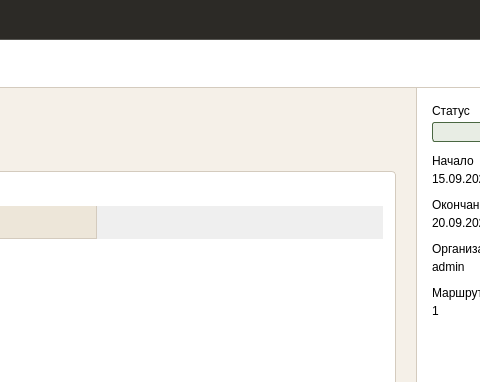
Above: ui/windows/tour_card_window.ui from nikolas-po/legends_parma before the change; both pictures show x 436 to 916 and y 0 to 382 of the 1172 by 673 pixel window. Below: the same form after it.
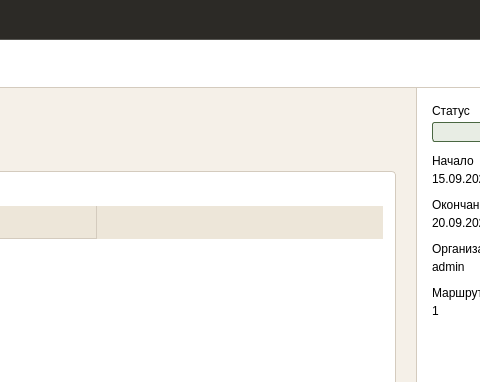
That is the form after the change. Icons and pictures are not drawn.

Diff of the .ui file:
```diff
--- a/ui/windows/tour_card_window.ui
+++ b/ui/windows/tour_card_window.ui
@@ -21,39 +21,35 @@
 #logout_btn:hover { background-color: rgba(255, 255, 255, 0.08); border: 1px solid rgba(255, 255, 255, 0.4); }
 #logout_btn:pressed { background-color: rgba(255, 255, 255, 0.12); border: 1px solid rgba(255, 255, 255, 0.5); }
 #logout_btn:focus { border: 1px dashed #F5F0E8; }
-
 #toolbarFrame { background-color: #FFFFFF; border-bottom: 1px solid #D4CBBE; }
 #btn_back { padding: 3px 9px; font-size: 12px; color: #6B6560; background: transparent; border: none; }
 #btn_back:hover { background: #F5F0E8; color: #2C2A26; }
 #lbl_toolbar_title { font-size: 14px; font-weight: 600; color: #2C2A26; margin-left: 8px; }
 #btn_change_status, #btn_edit { background: #FFFFFF; color: #2C2A26; border: 1px solid #D4CBBE; padding: 4px 10px; font-size: 12px; border-radius: 4px; }
 #btn_change_status:hover, #btn_edit:hover { background: #F5F0E8; border: 1px solid #4A6741; }
-
 #leftPanel { background-color: #F5F0E8; }
 #rightPanel { background-color: #FFFFFF; border-left: 1px solid #D4CBBE; }
-
 #lbl_main_title { font-size: 18px; font-weight: 600; color: #2C2A26; }
 #lbl_meta { font-size: 12px; color: #6B6560; }
-
 #routesFrame, #descFrame { background-color: #FFFFFF; border: 1px solid #D4CBBE; border-radius: 4px; }
 QLabel[styleClass="sectionTitle"] { font-size: 11px; font-weight: 600; color: #6B6560; margin-bottom: 8px; }
 #lbl_desc_text { font-size: 13px; color: #2C2A26; }
-
 QTableWidget { background-color: #FFFFFF; border: none; outline: none; gridline-color: #D4CBBE; }
+QHeaderView { background-color: #EDE6D9; }
 QHeaderView::section { background-color: #EDE6D9; color: #6B6560; font-size: 11px; font-weight: 600; border: none; border-bottom: 1px solid #D4CBBE; border-right: 1px solid #D4CBBE; padding: 7px 10px; text-align: left; }
+QHeaderView::section:vertical { background-color: #EDE6D9; color: #6B6560; border: none; padding: 4px 6px; }
+QTableWidget QHeaderView::section:vertical { background-color: #EDE6D9; color: #6B6560; border: none; padding: 4px 6px; }
+QTableCornerButton::section { background-color: #EDE6D9; border: none; }
 QTableWidget::item { border-bottom: 1px solid #D4CBBE; padding: 7px 10px; color: #2C2A26; font-size: 12px; }
 QTableWidget::item:hover { background-color: #EDE6D9; }
 QTableWidget::item:selected { background-color: #E8EDE4; color: #2C2A26; }
 QTableWidget QPushButton { background-color: #FFFFFF; color: #2C2A26; border: 1px solid #D4CBBE; border-radius: 4px; padding: 3px 9px; font-size: 12px; }
 QTableWidget QPushButton:hover { border: 1px solid #4A6741; background-color: #F5F0E8; }
-
 QLabel[styleClass="statLabel"] { font-size: 11px; color: #6B6560; }
 QLabel[styleClass="statValue"] { font-size: 13px; color: #2C2A26; }
 #lbl_status_badge { font-size: 12px; color: #4A6741; background-color: #E8EDE4; border: 1px solid #4A6741; padding: 2px 8px; border-radius: 3px; }
-
 #btn_cancel_tour { background-color: #FFFFFF; color: #B54A3A; border: 1px solid #B54A3A; padding: 6px 12px; font-size: 13px; border-radius: 4px; font-weight: 600; }
 #btn_cancel_tour:hover { background-color: #F5E8E6; }
-
 QTabWidget::panel { border: none; background-color: #FFFFFF; }
 QTabBar { background-color: #FFFFFF; border: none; }
 QTabBar::tab { height: 40px; background-color: #FFFFFF; color: #6B6560; font-size: 12px; font-weight: normal; padding: 0px 30px; border: none; border-bottom: 2px solid transparent; border-top: 1px solid #D4CBBE; text-align: center; }
```
Left out of the diff: 20 changed lines with no effect on the pictures.
